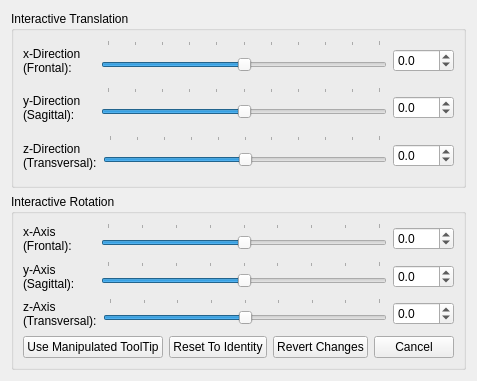
MITK/MITK, file Modules/IGTUI/Qmitk/QmitkInteractiveTransformationWidgetControls.ui: the form before one commit.
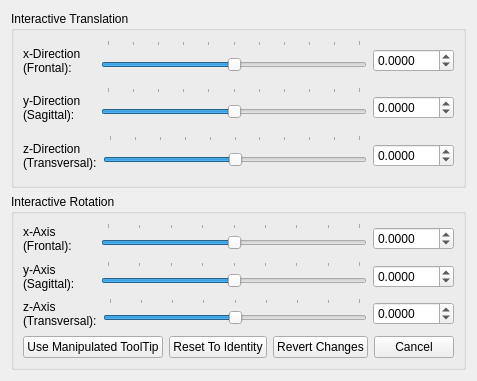
The form after the commit.

Commit message: Added transformation from sensor-CS to marker-CS and adjusted the amount of the decimal places (4) for editing the tip of an instrument.

Diff of the .ui file:
```diff
--- a/Modules/IGTUI/Qmitk/QmitkInteractiveTransformationWidgetControls.ui
+++ b/Modules/IGTUI/Qmitk/QmitkInteractiveTransformationWidgetControls.ui
@@ -84,7 +84,7 @@
           <item>
            <widget class="QDoubleSpinBox" name="m_XTransSpinBox">
             <property name="decimals">
-             <number>1</number>
+             <number>4</number>
             </property>
             <property name="minimum">
              <double>-500.000000000000000</double>
@@ -146,7 +146,7 @@
           <item>
            <widget class="QDoubleSpinBox" name="m_YTransSpinBox">
             <property name="decimals">
-             <number>1</number>
+             <number>4</number>
             </property>
             <property name="minimum">
              <double>-500.000000000000000</double>
@@ -211,7 +211,7 @@
           <item>
            <widget class="QDoubleSpinBox" name="m_ZTransSpinBox">
             <property name="decimals">
-             <number>1</number>
+             <number>4</number>
             </property>
             <property name="minimum">
              <double>-500.000000000000000</double>
@@ -289,7 +289,7 @@
           <item>
            <widget class="QDoubleSpinBox" name="m_XRotSpinBox">
             <property name="decimals">
-             <number>1</number>
+             <number>4</number>
             </property>
             <property name="minimum">
              <double>-180.000000000000000</double>
@@ -348,7 +348,7 @@
           <item>
            <widget class="QDoubleSpinBox" name="m_YRotSpinBox">
             <property name="decimals">
-             <number>1</number>
+             <number>4</number>
             </property>
             <property name="minimum">
              <double>-180.000000000000000</double>
@@ -407,7 +407,7 @@
           <item>
            <widget class="QDoubleSpinBox" name="m_ZRotSpinBox">
             <property name="decimals">
-             <number>1</number>
+             <number>4</number>
             </property>
             <property name="minimum">
              <double>-180.000000000000000</double>
```
The commit also changes 2 other files.
